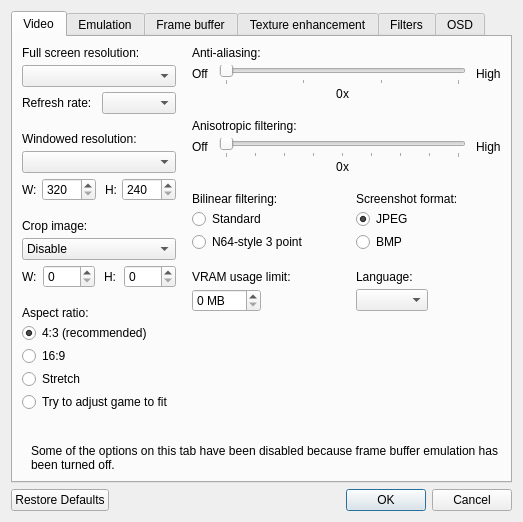
Qt form src/GLideNUI/configDialog.ui (gonetz/GLideN64) before a commit.
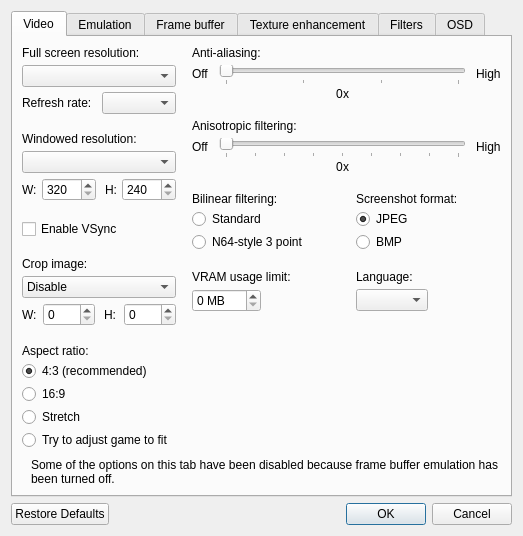
The same form after that commit. Icons and pictures are not drawn.

Commit message: UI: Adding VSync checkbox

What changed in the file:
```diff
--- a/src/GLideNUI/configDialog.ui
+++ b/src/GLideNUI/configDialog.ui
@@ -207,6 +207,16 @@
              </layout>
             </widget>
            </item>
+           <item>
+            <widget class="QCheckBox" name="vSyncCheckBox">
+             <property name="toolTip">
+              <string>&lt;html&gt;&lt;head/&gt;&lt;body&gt;&lt;p&gt;Vertical sync, or VSync, can improve the image by syncing the game's frame rate to your monitor's refresh rate. This prevents image tearing, but may cause performance problems.&lt;/p&gt;&lt;p&gt;[Recommended: &lt;span style=&quot; font-style:italic;&quot;&gt;Usually off, on if you have image tearing problems&lt;/span&gt;]&lt;/p&gt;&lt;/body&gt;&lt;/html&gt;</string>
+             </property>
+             <property name="text">
+              <string>Enable VSync</string>
+             </property>
+            </widget>
+           </item>
            <item>
             <widget class="QFrame" name="cropImageFrame">
              <property name="toolTip">
```
Left out of the diff: 6 changed lines with no effect on the pictures.
